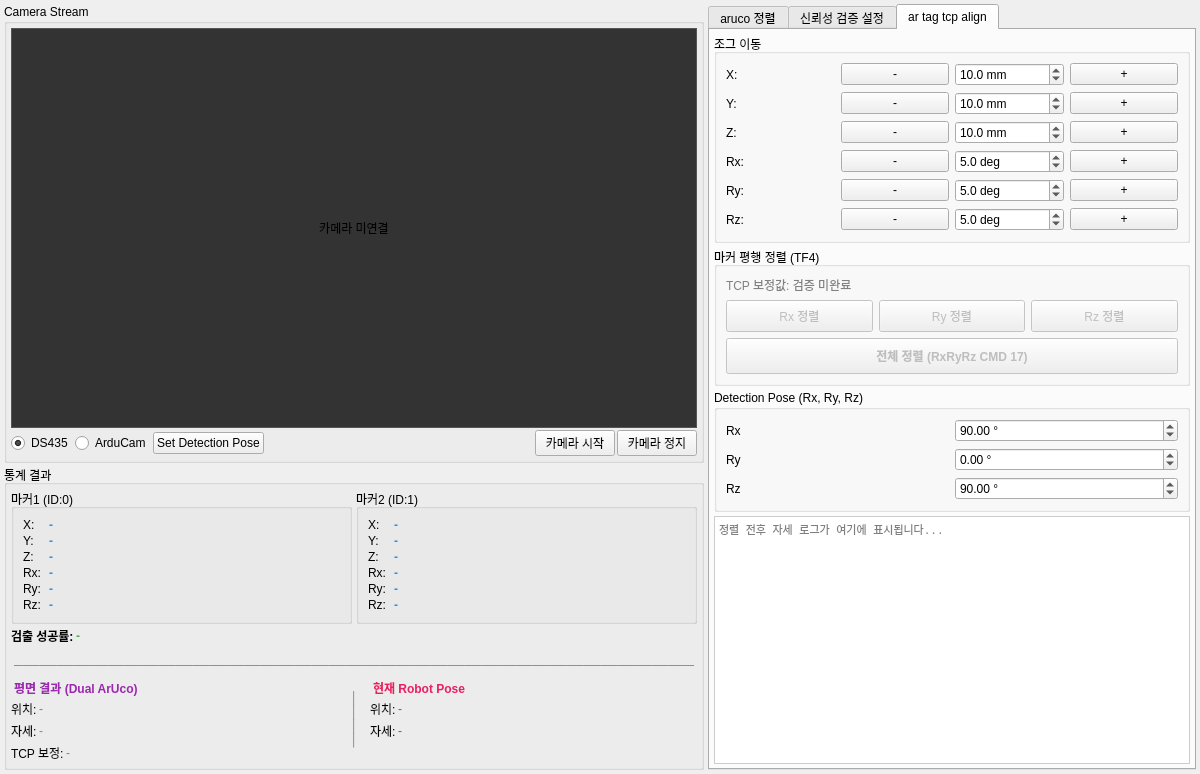
Old version of the form ui/tab_aruco_reliability.ui in the repository kuks2309/Charging_Robot_Operation.
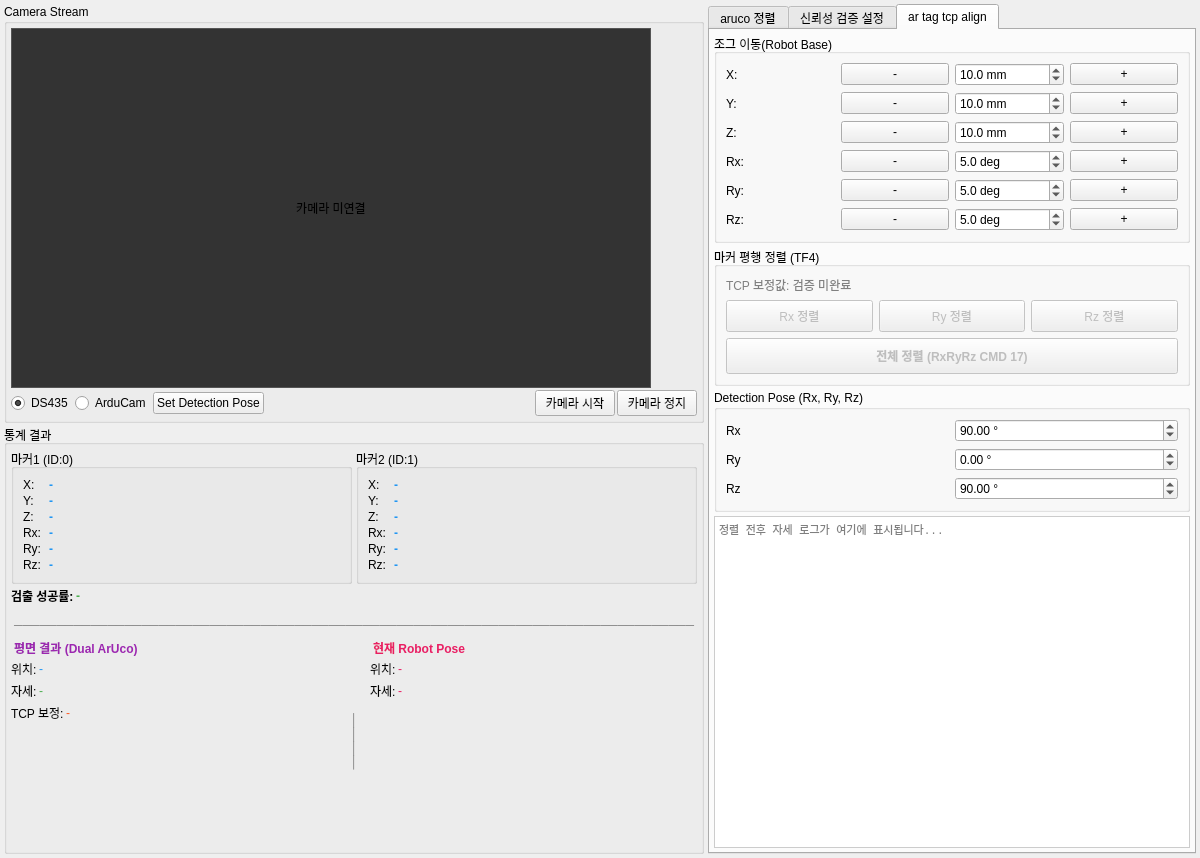
New version of the form. The open tabs and pages were chosen to show the change.

Patch:
```diff
--- a/ui/tab_aruco_reliability.ui
+++ b/ui/tab_aruco_reliability.ui
@@ -7,7 +7,7 @@
     <x>0</x>
     <y>0</y>
     <width>1200</width>
-    <height>700</height>
+    <height>858</height>
    </rect>
   </property>
   <layout class="QHBoxLayout" name="horizontalLayoutArucoReliability">
@@ -29,7 +29,6 @@
 
    <!-- ========== LEFT PANEL: Camera + Statistics ========== -->
    <item>
-    <widget class="QWidget" name="widgetLeft">
      <layout class="QVBoxLayout" name="verticalLayoutLeft">
       <property name="spacing">
        <number>2</number>
@@ -72,21 +71,21 @@
          <item>
           <widget class="QLabel" name="labelCameraView">
            <property name="sizePolicy">
-            <sizepolicy hsizetype="Expanding" vsizetype="Fixed">
+           <sizepolicy hsizetype="Fixed" vsizetype="Fixed">
              <horstretch>0</horstretch>
              <verstretch>0</verstretch>
             </sizepolicy>
            </property>
            <property name="minimumSize">
             <size>
-             <width>320</width>
-             <height>400</height>
+            <width>640</width>
+            <height>360</height>
             </size>
            </property>
            <property name="maximumSize">
             <size>
-             <width>16777215</width>
-             <height>400</height>
+            <width>640</width>
+            <height>360</height>
             </size>
            </property>
            <property name="styleSheet">
@@ -563,10 +562,7 @@
        </widget>
       </item>
      </layout>
-    </widget>
    </item>
-
-   <!-- ========== RIGHT PANEL: QTabWidget with 3 sub-tabs ========== -->
    <item>
     <widget class="QTabWidget" name="rightTabWidget">
      <property name="minimumSize">
@@ -1120,7 +1116,9 @@
        <!-- Jog Move Group -->
        <item>
         <widget class="QGroupBox" name="groupJogMove">
-         <property name="title"><string>조그 이동</string></property>
+         <property name="title">
+          <string>조그 이동(Robot Base)</string>
+         </property>
          <layout class="QGridLayout" name="gridLayoutJogMove">
           <!-- Row 0: X -->
           <item row="0" column="0">
```
Left out of the diff: 1467 changed lines with no effect on the pictures. Lines whose indentation alone changed are shown as unchanged.
